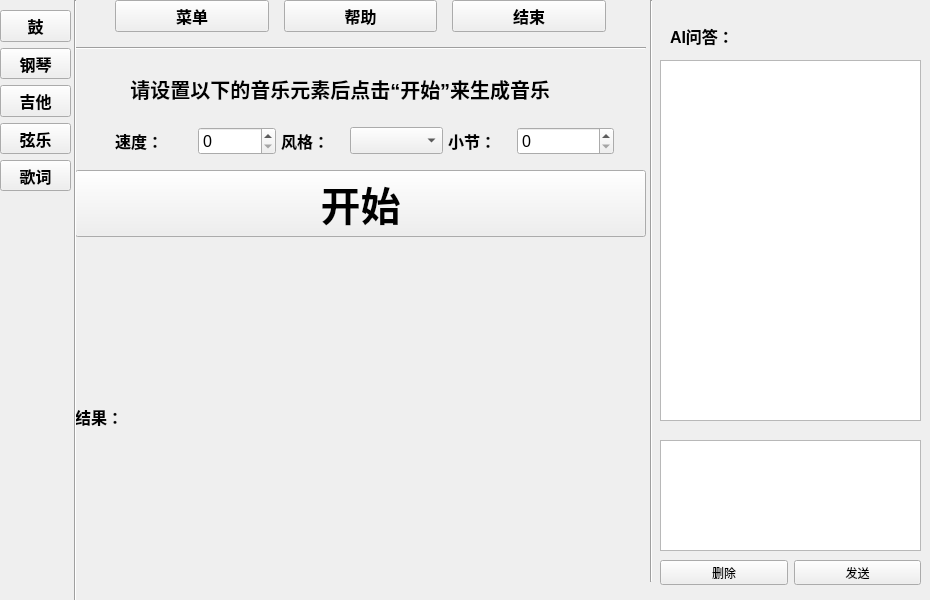
Before: the Qt Designer form src/display/y_part/drumUI.ui in IgnorantCopy/MSVC, drawn with Qt 5.
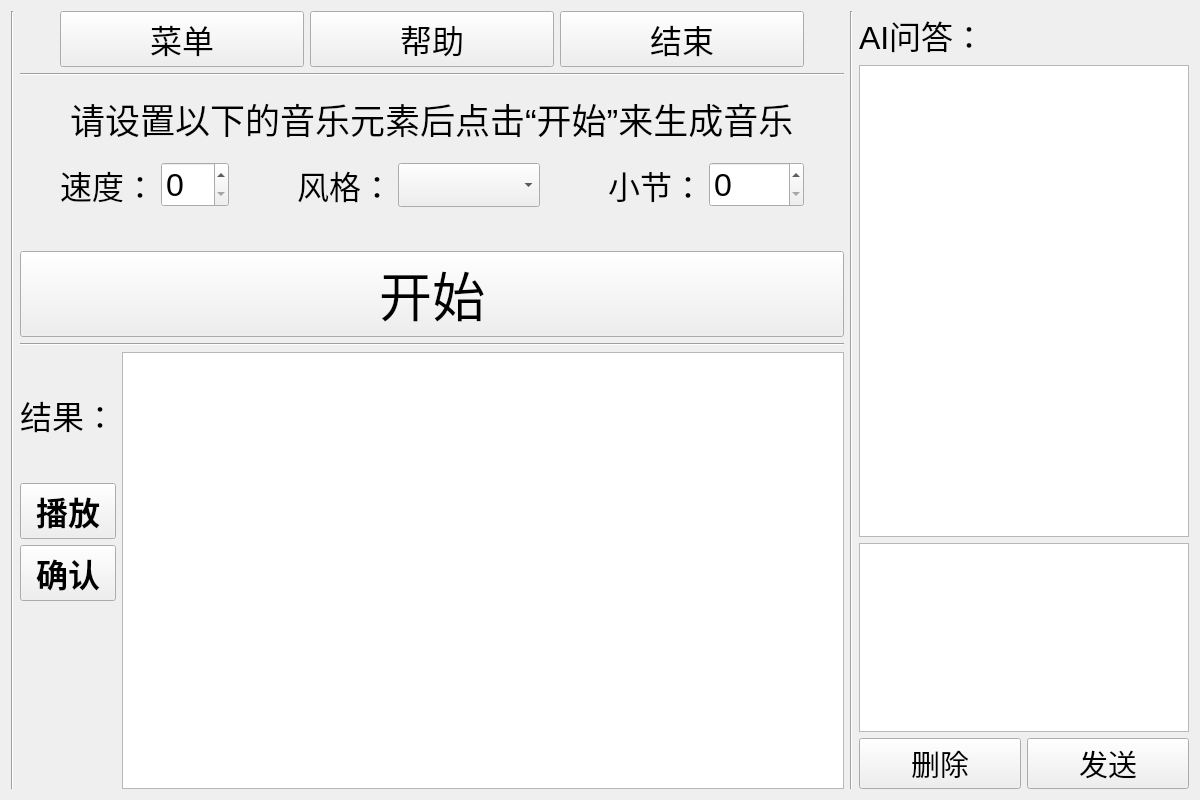
After: the same form once the commit is applied.

Patch:
```diff
--- a/src/display/y_part/drumUI.ui
+++ b/src/display/y_part/drumUI.ui
@@ -6,54 +6,35 @@
    <rect>
     <x>0</x>
     <y>0</y>
-    <width>930</width>
-    <height>600</height>
+    <width>1200</width>
+    <height>800</height>
    </rect>
   </property>
   <property name="minimumSize">
    <size>
-    <width>930</width>
-    <height>600</height>
+    <width>0</width>
+    <height>0</height>
    </size>
   </property>
   <property name="maximumSize">
    <size>
-    <width>930</width>
-    <height>600</height>
+    <width>16777215</width>
+    <height>16777215</height>
    </size>
   </property>
   <property name="windowTitle">
    <string>Form</string>
   </property>
-  <widget class="Line" name="line_2">
-   <property name="geometry">
-    <rect>
-     <x>650</x>
-     <y>0</y>
-     <width>3</width>
-     <height>582</height>
-    </rect>
-   </property>
+  <layout class="QHBoxLayout" name="horizontalLayout_6" stretch="0,5,0,2">
+   <item>
+    <widget class="Line" name="line_3">
    <property name="orientation">
     <enum>Qt::Vertical</enum>
    </property>
   </widget>
-  <widget class="QWidget" name="layoutWidget">
-   <property name="geometry">
-    <rect>
-     <x>75</x>
-     <y>0</y>
-     <width>571</width>
-     <height>582</height>
-    </rect>
-   </property>
-   <layout class="QVBoxLayout" name="verticalLayout" stretch="20,1,10,20,30,70">
-    <property name="spacing">
-     <number>15</number>
-    </property>
-    <property name="sizeConstraint">
-     <enum>QLayout::SetDefaultConstraint</enum>
-    </property>
+   </item>
+   <item>
+    <layout class="QVBoxLayout" name="verticalLayout_2" stretch="20,1,10,20,5,20,1,60">
     <item>
      <layout class="QHBoxLayout" name="hbox_tools" stretch="0,2,2,2,0">
       <item>
@@ -74,9 +55,9 @@
         <property name="font">
          <font>
           <family>Arial</family>
-          <pointsize>12</pointsize>
-          <weight>75</weight>
-          <bold>true</bold>
+           <pointsize>24</pointsize>
+           <weight>50</weight>
+           <bold>false</bold>
          </font>
         </property>
         <property name="text">
@@ -89,9 +70,9 @@
         <property name="font">
          <font>
           <family>Arial</family>
-          <pointsize>12</pointsize>
-          <weight>75</weight>
-          <bold>true</bold>
+           <pointsize>24</pointsize>
+           <weight>50</weight>
+           <bold>false</bold>
          </font>
         </property>
         <property name="text">
@@ -104,9 +85,9 @@
         <property name="font">
          <font>
           <family>Arial</family>
-          <pointsize>12</pointsize>
-          <weight>75</weight>
-          <bold>true</bold>
+           <pointsize>24</pointsize>
+           <weight>50</weight>
+           <bold>false</bold>
          </font>
         </property>
         <property name="text">
@@ -137,22 +118,52 @@
      </widget>
     </item>
     <item>
+      <layout class="QHBoxLayout" name="horizontalLayout_4">
+       <item>
+        <spacer name="horizontalSpacer_6">
+         <property name="orientation">
+          <enum>Qt::Horizontal</enum>
+         </property>
+         <property name="sizeHint" stdset="0">
+          <size>
+           <width>40</width>
+           <height>20</height>
+          </size>
+         </property>
+        </spacer>
+       </item>
+       <item>
      <widget class="QLabel" name="label">
       <property name="font">
        <font>
         <family>Arial</family>
-        <pointsize>15</pointsize>
-        <weight>75</weight>
-        <bold>true</bold>
+           <pointsize>26</pointsize>
+           <weight>50</weight>
+           <bold>false</bold>
        </font>
       </property>
       <property name="text">
-       <string>          请设置以下的音乐元素后点击“开始”来生成音乐</string>
+          <string>请设置以下的音乐元素后点击“开始”来生成音乐</string>
       </property>
      </widget>
     </item>
     <item>
-     <layout class="QHBoxLayout" name="hbox_choose" stretch="0,5,5,2,3,1">
+        <spacer name="horizontalSpacer_5">
+         <property name="orientation">
+          <enum>Qt::Horizontal</enum>
+         </property>
+         <property name="sizeHint" stdset="0">
+          <size>
+           <width>40</width>
+           <height>20</height>
+          </size>
+         </property>
+        </spacer>
+       </item>
+      </layout>
+     </item>
+     <item>
+      <layout class="QHBoxLayout" name="hbox_choose" stretch="0,5,2,5,2,2,3,0">
       <property name="spacing">
        <number>5</number>
       </property>
@@ -176,9 +187,9 @@
           <property name="font">
            <font>
             <family>Arial</family>
-            <pointsize>12</pointsize>
-            <weight>75</weight>
-            <bold>true</bold>
+             <pointsize>24</pointsize>
+             <weight>50</weight>
+             <bold>false</bold>
            </font>
           </property>
           <property name="text">
@@ -191,13 +202,26 @@
           <property name="font">
            <font>
             <family>Arial</family>
-            <pointsize>12</pointsize>
+             <pointsize>24</pointsize>
            </font>
           </property>
          </widget>
         </item>
        </layout>
       </item>
+       <item>
+        <spacer name="horizontalSpacer_7">
+         <property name="orientation">
+          <enum>Qt::Horizontal</enum>
+         </property>
+         <property name="sizeHint" stdset="0">
+          <size>
+           <width>40</width>
+           <height>20</height>
+          </size>
+         </property>
+        </spacer>
+       </item>
       <item>
        <layout class="QHBoxLayout" name="horizontalLayout_2">
         <item>
@@ -205,9 +229,9 @@
           <property name="font">
            <font>
             <family>Arial</family>
-            <pointsize>12</pointsize>
-            <weight>75</weight>
-            <bold>true</bold>
+             <pointsize>24</pointsize>
+             <weight>50</weight>
+             <bold>false</bold>
            </font>
           </property>
           <property name="text">
@@ -220,23 +244,36 @@
           <property name="font">
            <font>
             <family>Arial</family>
-            <pointsize>12</pointsize>
-            <weight>75</weight>
-            <bold>true</bold>
+             <pointsize>24</pointsize>
+             <weight>50</weight>
+             <bold>false</bold>
            </font>
           </property>
          </widget>
         </item>
        </layout>
       </item>
+       <item>
+        <spacer name="horizontalSpacer_8">
+         <property name="orientation">
+          <enum>Qt::Horizontal</enum>
+         </property>
+         <property name="sizeHint" stdset="0">
+          <size>
+           <width>40</width>
+           <height>20</height>
+          </size>
+         </property>
+        </spacer>
+       </item>
       <item>
        <widget class="QLabel" name="label_section">
         <property name="font">
          <font>
           <family>Arial</family>
-          <pointsize>12</pointsize>
-          <weight>75</weight>
-          <bold>true</bold>
+           <pointsize>24</pointsize>
+           <weight>50</weight>
+           <bold>false</bold>
          </font>
         </property>
         <property name="text">
@@ -249,7 +286,7 @@
         <property name="font">
          <font>
           <family>Arial</family>
-          <pointsize>12</pointsize>
+           <pointsize>24</pointsize>
          </font>
         </property>
        </widget>
@@ -269,22 +306,31 @@
       </item>
      </layout>
     </item>
+     <item>
+      <spacer name="verticalSpacer_2">
+       <property name="orientation">
+        <enum>Qt::Vertical</enum>
+       </property>
+       <property name="sizeHint" stdset="0">
+        <size>
+         <width>815</width>
+         <height>13</height>
+        </size>
+       </property>
+      </spacer>
+     </item>
     <item>
      <widget class="QPushButton" name="pushButton_create">
       <property name="font">
        <font>
         <family>Arial</family>
-        <pointsize>30</pointsize>
-        <weight>75</weight>
-        <bold>true</bold>
+         <pointsize>40</pointsize>
+         <weight>50</weight>
+         <bold>false</bold>
        </font>
       </property>
       <property name="styleSheet">
-       <string notr="true">QPushBotton{
-
-background-color:green
-
-}</string>
+        <string notr="true"/>
       </property>
       <property name="text">
        <string>开始</string>
@@ -292,15 +338,24 @@
      </widget>
     </item>
     <item>
-     <layout class="QHBoxLayout" name="hbox_result" stretch="1,10">
+      <widget class="Line" name="line_4">
+       <property name="orientation">
+        <enum>Qt::Horizontal</enum>
+       </property>
+      </widget>
+     </item>
+     <item>
+      <layout class="QHBoxLayout" name="horizontalLayout_5">
+       <item>
+        <layout class="QVBoxLayout" name="verticalLayout" stretch="2,2,2,3">
       <item>
        <widget class="QLabel" name="label_result">
         <property name="font">
          <font>
           <family>Arial</family>
-          <pointsize>12</pointsize>
-          <weight>75</weight>
-          <bold>true</bold>
+             <pointsize>24</pointsize>
+             <weight>50</weight>
+             <bold>false</bold>
          </font>
         </property>
         <property name="text">
@@ -309,169 +364,117 @@
        </widget>
       </item>
       <item>
-       <widget class="QLabel" name="label_result_container">
+          <widget class="QPushButton" name="pushButton_play">
+           <property name="font">
+            <font>
+             <family>Arial</family>
+             <pointsize>24</pointsize>
+             <weight>75</weight>
+             <bold>true</bold>
+            </font>
+           </property>
         <property name="text">
-         <string/>
+            <string>播放</string>
         </property>
        </widget>
       </item>
-     </layout>
-    </item>
-   </layout>
-  </widget>
-  <widget class="Line" name="line_3">
-   <property name="geometry">
-    <rect>
-     <x>65</x>
-     <y>0</y>
+         <item>
+          <widget class="QPushButton" name="pushButton_2">
+           <property name="font">
+            <font>
+             <family>Arial</family>
+             <pointsize>24</pointsize>
+             <weight>75</weight>
+             <bold>true</bold>
+            </font>
+           </property>
+           <property name="text">
+            <string>确认</string>
+           </property>
+          </widget>
+         </item>
+         <item>
+          <spacer name="verticalSpacer">
+           <property name="orientation">
+            <enum>Qt::Vertical</enum>
+           </property>
+           <property name="sizeHint" stdset="0">
+            <size>
      <width>20</width>
-     <height>601</height>
-    </rect>
-   </property>
+             <height>40</height>
+            </size>
+           </property>
+          </spacer>
+         </item>
+        </layout>
+       </item>
+       <item>
+        <widget class="QGraphicsView" name="graphicsview_result"/>
+       </item>
+      </layout>
+     </item>
+    </layout>
+   </item>
+   <item>
+    <widget class="Line" name="line_2">
    <property name="orientation">
     <enum>Qt::Vertical</enum>
    </property>
   </widget>
-  <widget class="QWidget" name="layoutWidget">
-   <property name="geometry">
-    <rect>
-     <x>0</x>
-     <y>10</y>
-     <width>71</width>
-     <height>181</height>
-    </rect>
-   </property>
-   <layout class="QVBoxLayout" name="verticalLayout_2">
-    <item>
-     <widget class="QPushButton" name="pushButton_drum">
-      <property name="font">
-       <font>
-        <family>Arial</family>
-        <pointsize>12</pointsize>
-        <weight>75</weight>
-        <bold>true</bold>
-       </font>
-      </property>
-      <property name="text">
-       <string>鼓</string>
-      </property>
-     </widget>
     </item>
     <item>
-     <widget class="QPushButton" name="pushButton_piano">
-      <property name="font">
-       <font>
-        <family>Arial</family>
-        <pointsize>12</pointsize>
-        <weight>75</weight>
-        <bold>true</bold>
-       </font>
-      </property>
-      <property name="text">
-       <string>钢琴</string>
-      </property>
-     </widget>
-    </item>
+    <layout class="QVBoxLayout" name="verticalLayout_3" stretch="0,5,2,0">
     <item>
-     <widget class="QPushButton" name="pushButton_guitar">
-      <property name="font">
-       <font>
-        <family>Arial</family>
-        <pointsize>12</pointsize>
-        <weight>75</weight>
-        <bold>true</bold>
-       </font>
-      </property>
-      <property name="text">
-       <string>吉他</string>
-      </property>
-     </widget>
-    </item>
-    <item>
-     <widget class="QPushButton" name="pushButton_strings">
-      <property name="font">
-       <font>
-        <family>Arial</family>
-        <pointsize>12</pointsize>
-        <weight>75</weight>
-        <bold>true</bold>
-       </font>
-      </property>
-      <property name="text">
-       <string>弦乐</string>
-      </property>
-     </widget>
-    </item>
-    <item>
-     <widget class="QPushButton" name="pushButton_lyrics">
-      <property name="font">
-       <font>
-        <family>Arial</family>
-        <pointsize>12</pointsize>
-        <weight>75</weight>
-        <bold>true</bold>
-       </font>
-      </property>
-      <property name="text">
-       <string>歌词</string>
-      </property>
-     </widget>
-    </item>
-   </layout>
-  </widget>
-  <widget class="QTextEdit" name="textEdit_user">
-   <property name="geometry">
-    <rect>
-     <x>660</x>
-     <y>440</y>
-     <width>261</width>
-     <height>111</height>
-    </rect>
-   </property>
-  </widget>
-  <widget class="QTextEdit" name="textEdit_AIanswer">
-   <property name="geometry">
-    <rect>
-     <x>660</x>
-     <y>60</y>
-     <width>261</width>
-     <height>361</height>
-    </rect>
-   </property>
-  </widget>
   <widget class="QLabel" name="label_ATtitle">
-   <property name="geometry">
-    <rect>
-     <x>670</x>
-     <y>20</y>
-     <width>81</width>
-     <height>31</height>
-    </rect>
-   </property>
    <property name="font">
     <font>
      <family>Arial</family>
-     <pointsize>12</pointsize>
-     <weight>75</weight>
-     <bold>true</bold>
+         <pointsize>24</pointsize>
+         <weight>50</weight>
+         <bold>false</bold>
     </font>
    </property>
    <property name="text">
     <string>AI问答：</string>
    </property>
   </widget>
-  <widget class="QWidget" name="">
-   <property name="geometry">
-    <rect>
-     <x>660</x>
-     <y>560</y>
-     <width>261</width>
-     <height>25</height>
-    </rect>
-   </property>
+     </item>
+     <item>
+      <widget class="QTextBrowser" name="textBrowser_AIanswer">
+       <property name="font">
+        <font>
+         <family>Arial</family>
+         <pointsize>20</pointsize>
+         <weight>50</weight>
+         <bold>false</bold>
+        </font>
+       </property>
+      </widget>
+     </item>
+     <item>
+      <widget class="QTextEdit" name="textEdit_user">
+       <property name="font">
+        <font>
+         <family>Arial</family>
+         <pointsize>24</pointsize>
+         <weight>50</weight>
+         <bold>false</bold>
+        </font>
+       </property>
+      </widget>
+     </item>
+     <item>
    <layout class="QHBoxLayout" name="horizontalLayout_3">
     <item>
      <widget class="QPushButton" name="pushButton_userdel">
+         <property name="font">
+          <font>
+           <family>Arial</family>
+           <pointsize>22</pointsize>
+           <weight>50</weight>
+           <bold>false</bold>
+          </font>
+         </property>
       <property name="text">
        <string>删除</string>
       </property>
@@ -479,13 +482,24 @@
     </item>
     <item>
      <widget class="QPushButton" name="pushButton_usersend">
+         <property name="font">
+          <font>
+           <family>Arial</family>
+           <pointsize>22</pointsize>
+           <weight>50</weight>
+           <bold>false</bold>
+          </font>
+         </property>
       <property name="text">
        <string>发送</string>
       </property>
      </widget>
     </item>
    </layout>
-  </widget>
+     </item>
+    </layout>
+   </item>
+  </layout>
  </widget>
  <resources/>
  <connections/>
```
Lines whose indentation alone changed are shown as unchanged.
